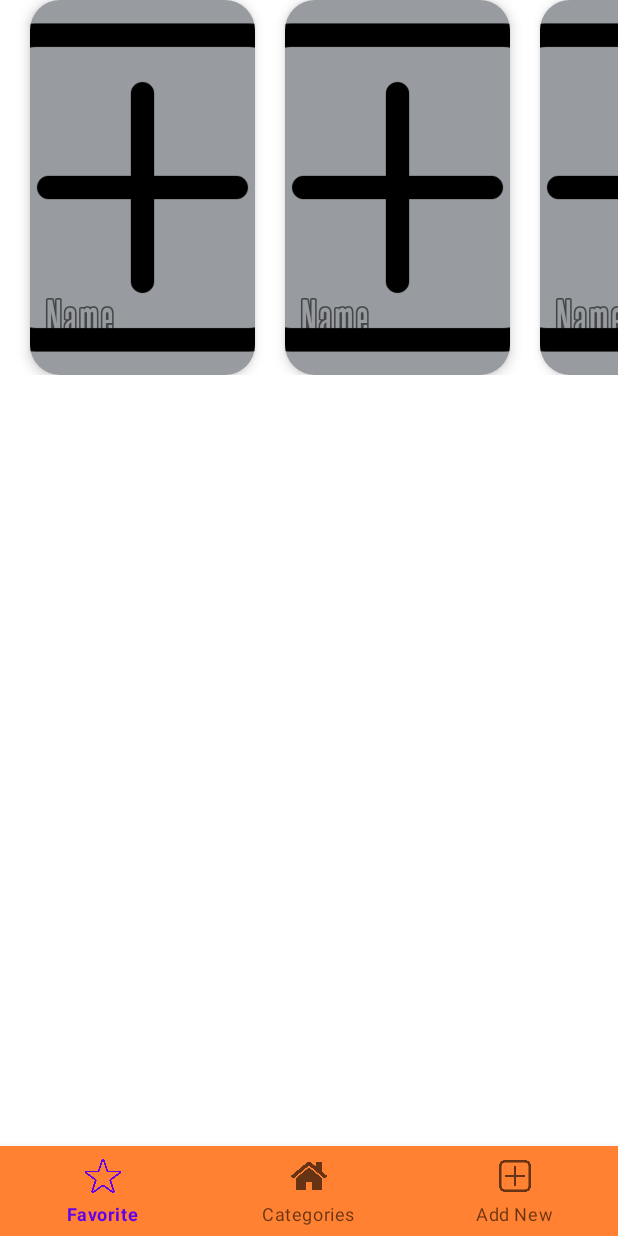
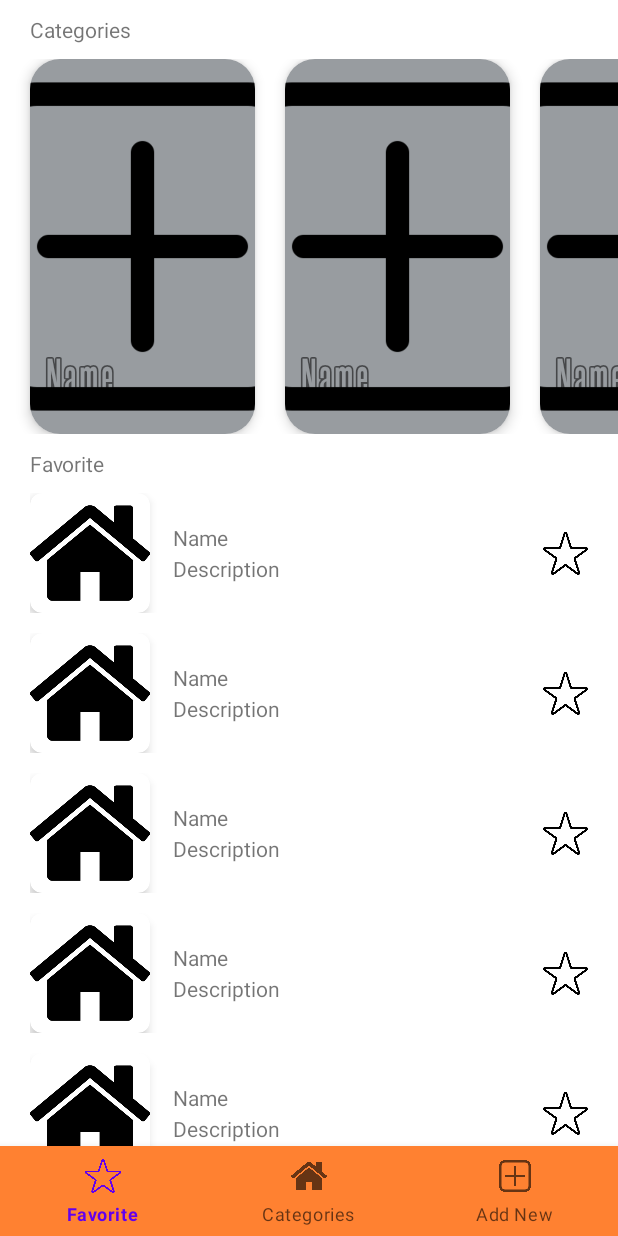
Before and after one commit to AlexandreGRN/Stord, an Android app: the screen it shows after launch (MainActivity), on a phone screen of 412 x 824 dp. Run offline under Robolectric (Android 15) with nearby library versions, the phone set to English and light mode, and no system bars.

Commit message:
Add a not responsive vertical list for frame1

```diff
--- a/app/src/main/java/fr/tulkiidra/stord/adapter/BigCategoryCardAdapter.kt
+++ b/app/src/main/java/fr/tulkiidra/stord/adapter/CategoryCardAdapter.kt
@@ -7,7 +7,7 @@ import android.widget.ImageView
 import androidx.recyclerview.widget.RecyclerView
 import fr.tulkiidra.stord.R
 
-class BigCategoryCardAdapter : RecyclerView.Adapter<BigCategoryCardAdapter.ViewHolder>(){
+class CategoryCardAdapter(private val layoutId: Int) : RecyclerView.Adapter<CategoryCardAdapter.ViewHolder>(){
 
 
     class ViewHolder(bigCardView: View) : RecyclerView.ViewHolder(bigCardView){
@@ -17,7 +17,7 @@ class BigCategoryCardAdapter : RecyclerView.Adapter<BigCategoryCardAdapter.ViewH
     }
 
     override fun onCreateViewHolder(parent: ViewGroup, viewType: Int): ViewHolder {
-        val view = LayoutInflater.from(parent.context).inflate(R.layout.category_big_card, parent, false)
+        val view = LayoutInflater.from(parent.context).inflate(layoutId, parent, false)
 
         return ViewHolder(view)
     }
--- /dev/null
+++ b/app/src/main/java/fr/tulkiidra/stord/adapter/CategoryDecoration.kt
@@ -0,0 +1,11 @@
+package fr.tulkiidra.stord.adapter
+
+import android.graphics.Rect
+import android.view.View
+import androidx.recyclerview.widget.RecyclerView
+
+class CategoryDecoration : RecyclerView.ItemDecoration() {
+    override fun getItemOffsets(outRect: Rect, view: View, parent: RecyclerView, state: RecyclerView.State) {
+        outRect.bottom = 20
+    }
+}
--- a/app/src/main/java/fr/tulkiidra/stord/fragments/CategoryFragment.kt
+++ b/app/src/main/java/fr/tulkiidra/stord/fragments/CategoryFragment.kt
@@ -7,15 +7,20 @@ import android.view.ViewGroup
 import androidx.fragment.app.Fragment
 import androidx.recyclerview.widget.RecyclerView
 import fr.tulkiidra.stord.R
-import fr.tulkiidra.stord.adapter.BigCategoryCardAdapter
+import fr.tulkiidra.stord.adapter.CategoryCardAdapter
+import fr.tulkiidra.stord.adapter.CategoryDecoration
 
 class CategoryFragment : Fragment(){
 
     override fun onCreateView(inflater: LayoutInflater, container: ViewGroup?, savedInstanceState: Bundle?): View? {
         val view = inflater.inflate(R.layout.category_list, container, false)
 
-        val horizontalCategory = view?.findViewById<RecyclerView>(R.id.horizontalCategoryRecylclerView)
-        horizontalCategory?.adapter = BigCategoryCardAdapter()
+        val horizontalCategory = view?.findViewById<RecyclerView>(R.id.horizontalCategoryRecyclerView)
+        horizontalCategory?.adapter = CategoryCardAdapter(R.layout.category_big_card)
+
+        val verticalCategory = view?.findViewById<RecyclerView>(R.id.verticalCategoryRecyclerView)
+        verticalCategory?.adapter = CategoryCardAdapter(R.layout.category_long_card)
+        verticalCategory?.addItemDecoration(CategoryDecoration())
 
         return view
     }
--- a/app/src/main/res/layout/category_list.xml
+++ b/app/src/main/res/layout/category_list.xml
@@ -1,14 +1,40 @@
 <?xml version="1.0" encoding="utf-8"?>
 <LinearLayout xmlns:android="http://schemas.android.com/apk/res/android"
     xmlns:app="http://schemas.android.com/apk/res-auto"
-    android:orientation="horizontal"
+    android:orientation="vertical"
     android:layout_width="match_parent"
     android:layout_height="match_parent">
 
+    <TextView
+        android:layout_width="wrap_content"
+        android:layout_height="wrap_content"
+        android:text="@string/categories"
+        android:layout_marginTop="10dp"
+        android:layout_marginStart="20dp"/>
+
     <androidx.recyclerview.widget.RecyclerView
-        android:id="@+id/horizontalCategoryRecylclerView"
+        android:id="@+id/horizontalCategoryRecyclerView"
         android:layout_width="match_parent"
         android:layout_height="250dp"
         android:orientation="horizontal"
+        android:layout_marginTop="10dp"
         app:layoutManager="androidx.recyclerview.widget.LinearLayoutManager"/>
+
+    <TextView
+        android:layout_width="wrap_content"
+        android:layout_height="wrap_content"
+        android:text="@string/favorite"
+        android:layout_marginTop="10dp"
+        android:layout_marginStart="20dp"/>
+
+    <androidx.recyclerview.widget.RecyclerView
+        android:id="@+id/verticalCategoryRecyclerView"
+        android:layout_width="match_parent"
+        android:layout_height="match_parent"
+        android:orientation="vertical"
+        android:layout_marginTop="10dp"
+        android:layout_marginStart="20dp"
+        android:layout_marginBottom="50dp"
+        app:layoutManager="androidx.recyclerview.widget.LinearLayoutManager"/>
+
 </LinearLayout>
--- /dev/null
+++ b/app/src/main/res/layout/category_long_card.xml
@@ -0,0 +1,63 @@
+<?xml version="1.0" encoding="utf-8"?>
+<androidx.constraintlayout.widget.ConstraintLayout xmlns:android="http://schemas.android.com/apk/res/android"
+    xmlns:app="http://schemas.android.com/apk/res-auto"
+    xmlns:tools="http://schemas.android.com/tools"
+    android:layout_width="match_parent"
+    android:layout_height="wrap_content">
+
+    <androidx.cardview.widget.CardView
+        android:id="@+id/cardView"
+        android:layout_width="80dp"
+        android:layout_height="80dp"
+        app:cardCornerRadius="8dp"
+        app:cardElevation="4dp"
+        app:layout_constraintBottom_toBottomOf="parent"
+        app:layout_constraintStart_toStartOf="parent"
+        app:layout_constraintTop_toTopOf="parent">
+
+        <ImageView
+            android:id="@+id/category_long_card"
+            android:layout_width="match_parent"
+            android:layout_height="match_parent"
+            android:scaleType="centerCrop"
+            android:src="@drawable/home"
+            android:contentDescription="@string/ImageDesc">
+        </ImageView>
+    </androidx.cardview.widget.CardView>
+
+    <View
+        android:id="@+id/separator"
+        android:layout_width="match_parent"
+        android:layout_height="1dp"
+        app:layout_constraintBottom_toBottomOf="parent"
+        app:layout_constraintTop_toTopOf="parent"
+        tools:layout_editor_absoluteX="0dp" />
+
+    <TextView
+        android:id="@+id/name_category"
+        android:layout_width="wrap_content"
+        android:layout_height="match_parent"
+        android:layout_marginStart="15dp"
+        android:text="@string/name"
+        app:layout_constraintBottom_toTopOf="@+id/separator"
+        app:layout_constraintStart_toEndOf="@+id/cardView" />
+
+    <TextView
+        android:layout_width="wrap_content"
+        android:layout_height="match_parent"
+        android:layout_marginStart="15dp"
+        android:text="@string/description"
+        app:layout_constraintStart_toEndOf="@+id/cardView"
+        app:layout_constraintTop_toBottomOf="@+id/separator" />
+
+    <ImageView
+        android:id="@+id/star_icon"
+        android:layout_width="30dp"
+        android:layout_height="30dp"
+        android:src="@drawable/star"
+        app:layout_constraintBottom_toBottomOf="parent"
+        app:layout_constraintEnd_toEndOf="@+id/separator"
+        app:layout_constraintTop_toTopOf="parent"
+        android:layout_marginEnd="20dp"
+        android:contentDescription="@string/ImageDesc"/>
+</androidx.constraintlayout.widget.ConstraintLayout>
```
